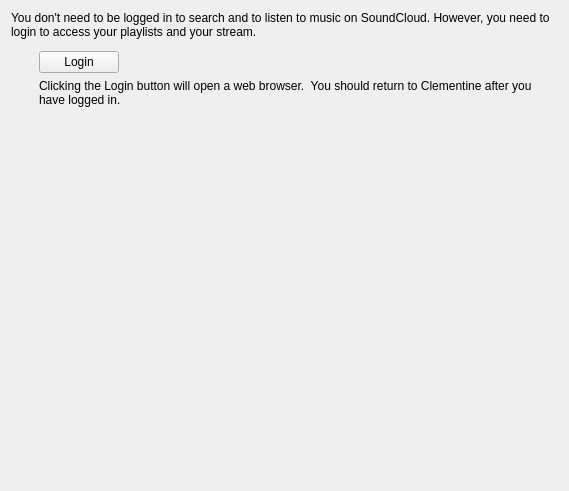
Before: the Qt Designer form src/internet/soundcloud/soundcloudsettingspage.ui in b1tninja/Clementine, drawn with Qt 5.
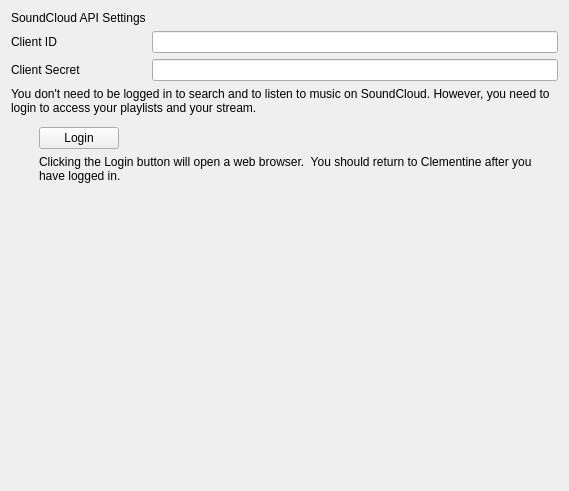
After: the same form once the commit is applied. Custom widgets are drawn as their Qt base class.

Commit message: Add UI to configure SoundCloud API Key

Patch:
```diff
--- a/src/internet/soundcloud/soundcloudsettingspage.ui
+++ b/src/internet/soundcloud/soundcloudsettingspage.ui
@@ -14,6 +14,37 @@
    <string>SoundCloud</string>
   </property>
   <layout class="QVBoxLayout" name="verticalLayout_2">
+   <item>
+    <layout class="QFormLayout" name="formLayout">
+     <item row="1" column="1">
+      <widget class="QLineEdit" name="client_id"/>
+     </item>
+     <item row="3" column="1">
+      <widget class="QLineEdit" name="client_secret"/>
+     </item>
+     <item row="3" column="0">
+      <widget class="QLabel" name="label_3">
+       <property name="text">
+        <string>Client Secret</string>
+       </property>
+      </widget>
+     </item>
+     <item row="1" column="0">
+      <widget class="QLabel" name="label_4">
+       <property name="text">
+        <string>Client ID</string>
+       </property>
+      </widget>
+     </item>
+     <item row="0" column="0">
+      <widget class="QLabel" name="label_5">
+       <property name="text">
+        <string>SoundCloud API Settings</string>
+       </property>
+      </widget>
+     </item>
+    </layout>
+   </item>
    <item>
     <widget class="QLabel" name="label">
      <property name="enabled">
```
Left out of the diff: 1 changed line with no effect on the pictures. The commit also changes 2 other files.
